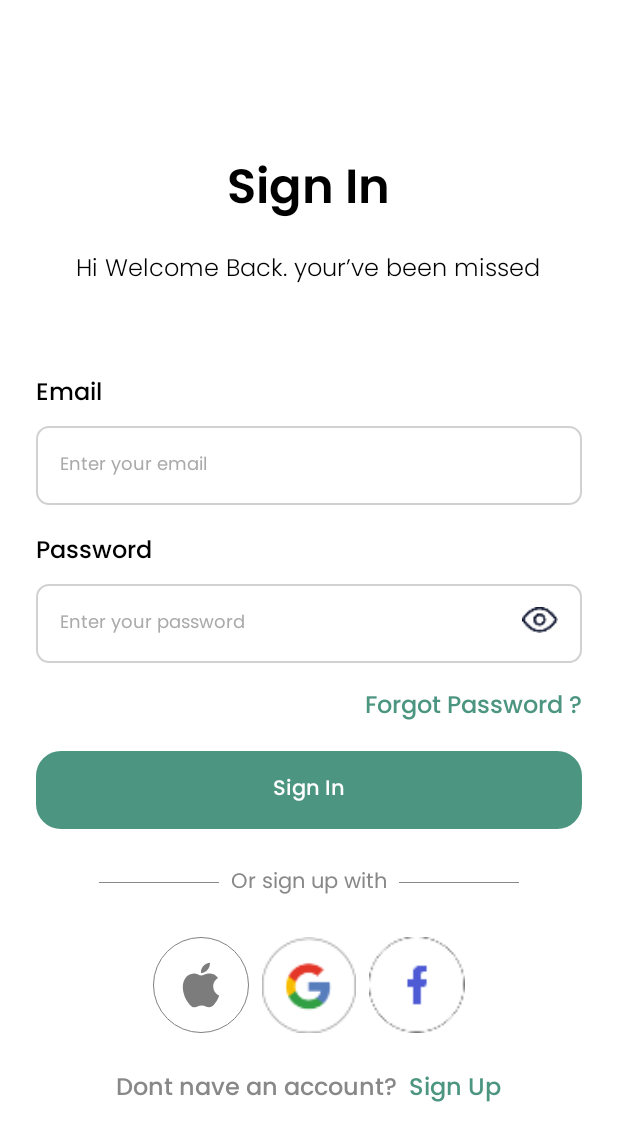
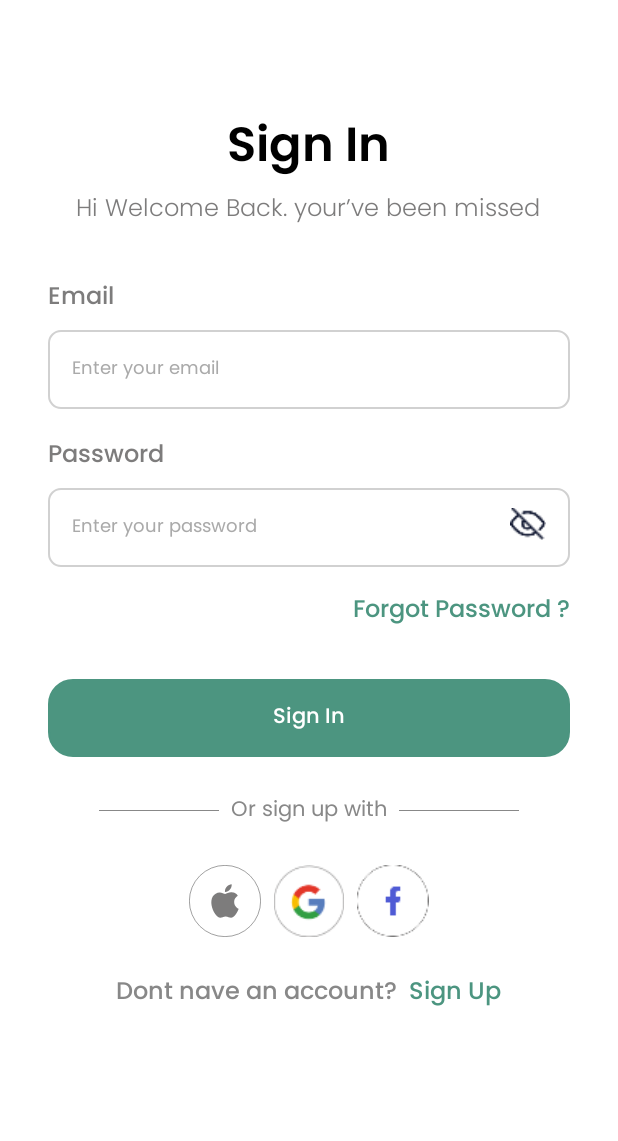
Before and after one commit to sonlyhorngdev/android-movieX, an Android app: the screen it shows after launch (LoginActivity), on a phone screen of 412 x 824 dp. Shown: the top 1141 px of the screen. Run offline under Robolectric (Android 15) with nearby library versions, the phone set to English and light mode, and no system bars.

Commit message:
add functionality on login

```diff
--- a/app/src/main/res/layout/activity_login.xml
+++ b/app/src/main/res/layout/activity_login.xml
@@ -9,12 +9,13 @@
     <androidx.constraintlayout.widget.ConstraintLayout
         android:layout_width="match_parent"
         android:layout_height="wrap_content"
+        android:padding="@dimen/space_8"
         android:paddingBottom="@dimen/space_24">
         <TextView
             android:id="@+id/textView"
             android:layout_width="wrap_content"
             android:layout_height="wrap_content"
-            android:layout_marginTop="100dp"
+            android:layout_marginTop="@dimen/space_64"
             android:fontFamily="@font/poppins_semibold"
             android:text="@string/sigin_in"
             android:textColor="@color/black"
@@ -28,10 +29,9 @@
             android:id="@+id/textView2"
             android:layout_width="wrap_content"
             android:layout_height="wrap_content"
-            android:layout_marginTop="12dp"
             android:fontFamily="@font/poppins_light"
             android:text="@string/sigin_in_sub"
-            android:textColor="@color/black"
+            android:textColor="@color/dark_grey"
             android:textSize="@dimen/font_size_16"
             app:layout_constraintEnd_toEndOf="parent"
             app:layout_constraintHorizontal_bias="0.496"
@@ -42,7 +42,7 @@
             android:id="@+id/linearLayout"
             android:layout_width="match_parent"
             android:layout_height="wrap_content"
-            android:layout_marginTop="56dp"
+            android:layout_marginTop="@dimen/space_32"
             android:orientation="vertical"
             app:layout_constraintTop_toBottomOf="@+id/textView2"
             tools:layout_editor_absoluteX="0dp">
@@ -54,7 +54,7 @@
                 android:fontFamily="@font/poppins_medium"
                 android:text="@string/email"
                 android:textSize="@dimen/font_size_16"
-                android:textColor="@color/black" />
+                android:textColor="@color/dark_grey" />
 
             <EditText
                 android:id="@+id/email"
@@ -90,7 +90,7 @@
                 android:layout_marginLeft="24dp"
                 android:fontFamily="@font/poppins_medium"
                 android:text="@string/password"
-                android:textColor="@color/black"
+                android:textColor="@color/dark_grey"
                 android:textSize="@dimen/font_size_16" />
 
             <RelativeLayout
@@ -122,7 +122,7 @@
                     android:layout_marginTop="20dp"
                     android:layout_marginEnd="40dp"
                     android:contentDescription="Show Password"
-                    android:src="@drawable/ic_eye_open" />
+                    android:src="@drawable/ic_eye_closed" />
 
             </RelativeLayout>
 
@@ -144,7 +144,7 @@
             android:layout_width="match_parent"
             android:layout_height="wrap_content"
             android:orientation="vertical"
-            android:layout_marginTop="@dimen/space_16"
+            android:layout_marginTop="@dimen/space_32"
             app:layout_constraintTop_toBottomOf="@+id/linearLayout2">
 
             <TextView
@@ -201,19 +201,19 @@
             android:orientation="horizontal">
             <ImageView
                 android:id="@+id/iv_apple"
-                android:layout_width="64dp"
-                android:layout_height="64dp"
+                android:layout_width="48dp"
+                android:layout_height="48dp"
                 android:src="@drawable/ic_apple"/>
             <ImageView
                 android:id="@+id/iv_google"
-                android:layout_width="64dp"
-                android:layout_height="64dp"
+                android:layout_width="48dp"
+                android:layout_height="48dp"
                 android:layout_marginStart="@dimen/space_8"
                 android:src="@drawable/ic_google"/>
             <ImageView
                 android:id="@+id/iv_facebook"
-                android:layout_width="64dp"
-                android:layout_height="64dp"
+                android:layout_width="48dp"
+                android:layout_height="48dp"
                 android:layout_marginStart="@dimen/space_8"
                 android:src="@drawable/ic_fb"/>
         </LinearLayout>
--- a/app/src/main/res/values/dimens.xml
+++ b/app/src/main/res/values/dimens.xml
@@ -23,6 +23,7 @@
     <dimen name="space_22">22dp</dimen>
     <dimen name="space_24">24dp</dimen>
     <dimen name="space_32">32dp</dimen>
+    <dimen name="space_64">64dp</dimen>
 
 
 </resources>
```
Also changed, not shown: app/src/main/java/com/lyhorng/moviex/ui/view/login/LoginActivity.kt (+38 -5 lines).
